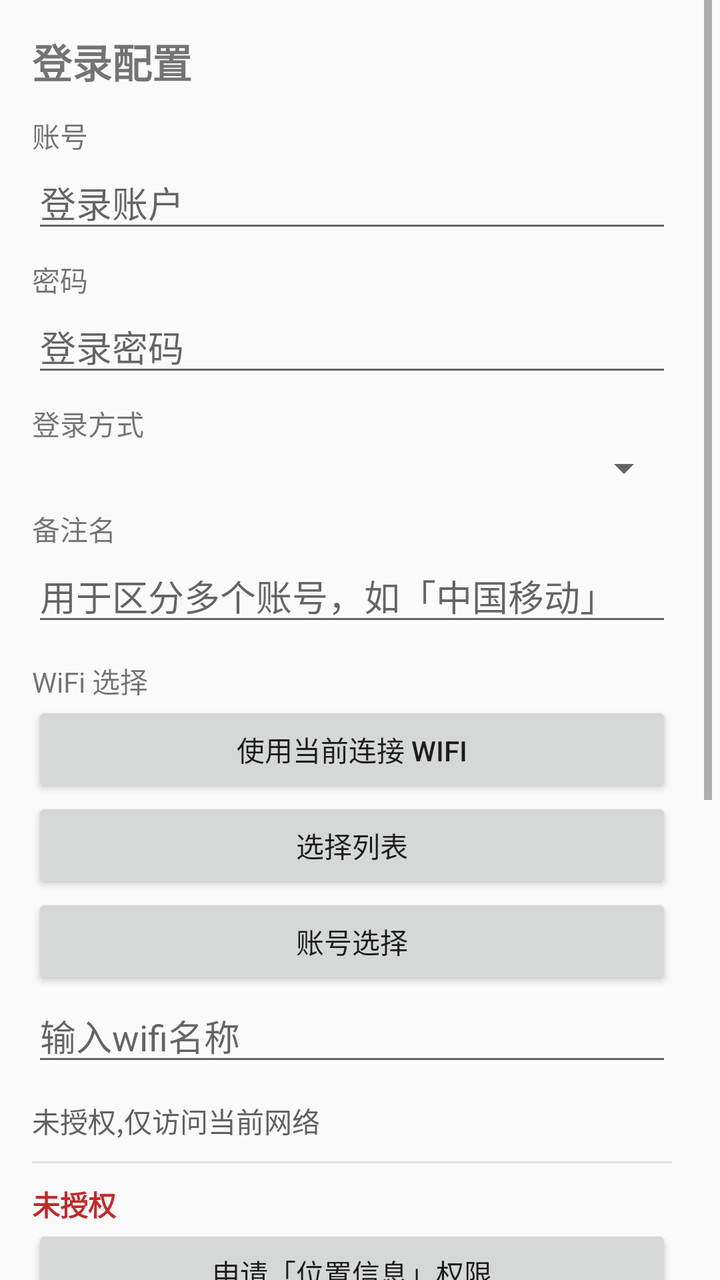
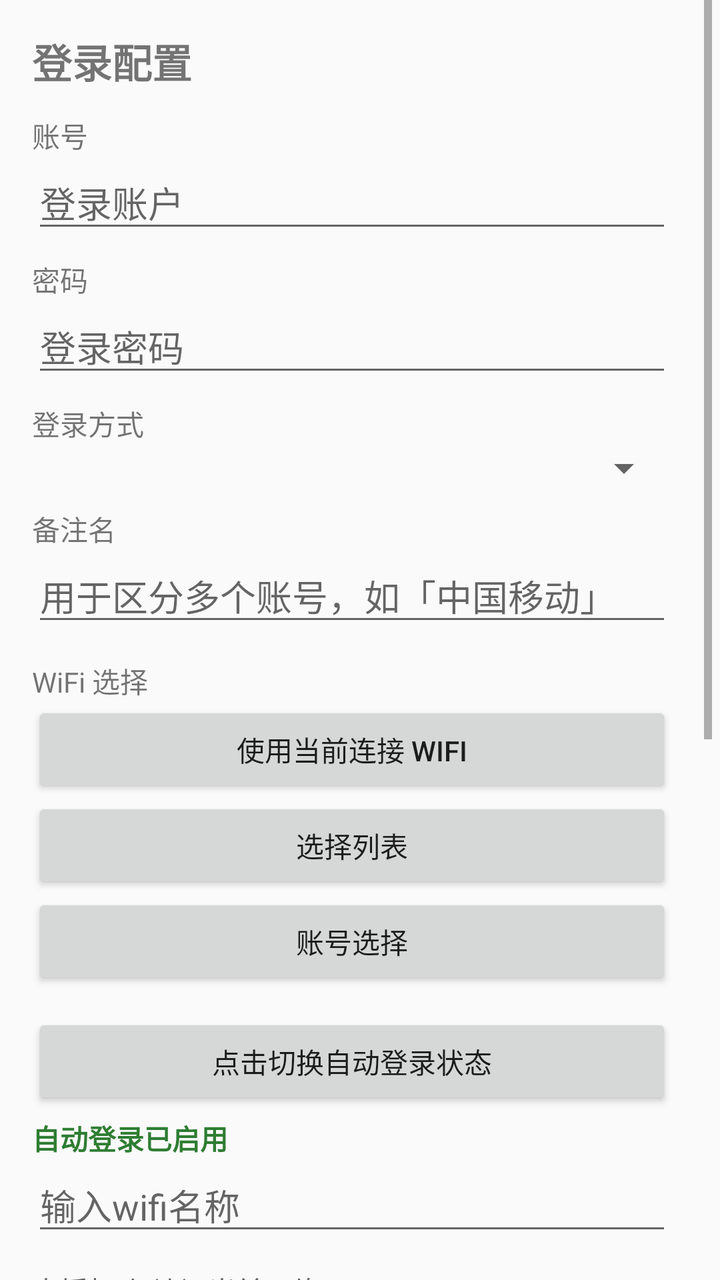

The first picture is an Android layout as it rendered before a commit; the second is the same layout after the commit. The layout source and the unified diff follow.
<!-- AndroidManifest.xml: application theme AppTheme -->
<!-- res/layout/activity_main.xml -->
<?xml version="1.0" encoding="utf-8"?>
<ScrollView xmlns:android="http://schemas.android.com/apk/res/android"
    android:id="@+id/scroll_root"
    android:layout_width="match_parent"
    android:layout_height="match_parent"
    android:clipToPadding="false"
    android:fadeScrollbars="false"
    android:fillViewport="true"
    android:focusable="true"
    android:focusableInTouchMode="true"
    android:scrollbarStyle="insideInset"
    android:scrollbars="vertical"
    android:paddingEnd="4dp"
    android:paddingRight="4dp">

    <LinearLayout
        android:layout_width="match_parent"
        android:layout_height="wrap_content"
        android:orientation="vertical"
        android:padding="16dp">

        <TextView
            android:id="@+id/text_title"
            android:layout_width="match_parent"
            android:layout_height="wrap_content"
            android:text="@string/title_config"
            android:textSize="20sp"
            android:textStyle="bold" />

        
        <TextView
            android:layout_width="match_parent"
            android:layout_height="wrap_content"
            android:layout_marginTop="12dp"
            android:text="@string/label_username" />

        <EditText
            android:id="@+id/edit_username"
            android:layout_width="match_parent"
            android:layout_height="wrap_content"
            android:hint="@string/hint_username"
            android:imeOptions="actionNext"
            android:inputType="text"
            android:maxLines="1" />

        
        <TextView
            android:layout_width="match_parent"
            android:layout_height="wrap_content"
            android:layout_marginTop="8dp"
            android:text="@string/label_password" />

        <EditText
            android:id="@+id/edit_password"
            android:layout_width="match_parent"
            android:layout_height="wrap_content"
            android:hint="@string/hint_password"
            android:imeOptions="actionNext"
            android:inputType="textPassword"
            android:maxLines="1" />

        
        <TextView
            android:layout_width="match_parent"
            android:layout_height="wrap_content"
            android:layout_marginTop="8dp"
            android:text="@string/label_carrier" />

        <Spinner
            android:id="@+id/spinner_carrier"
            android:layout_width="match_parent"
            android:layout_height="wrap_content" />

        
        <TextView
            android:layout_width="match_parent"
            android:layout_height="wrap_content"
            android:layout_marginTop="8dp"
            android:text="@string/label_label" />

        <EditText
            android:id="@+id/edit_label"
            android:layout_width="match_parent"
            android:layout_height="wrap_content"
            android:hint="@string/hint_label"
            android:imeOptions="actionNext"
            android:inputType="text"
            android:maxLines="1" />

        
        <TextView
            android:layout_width="match_parent"
            android:layout_height="wrap_content"
            android:layout_marginTop="12dp"
            android:text="@string/label_wifi" />

        <Button
            android:id="@+id/btn_use_current_wifi"
            android:layout_width="match_parent"
            android:layout_height="wrap_content"
            android:text="@string/btn_use_current_wifi" />

        
        <Button
            android:id="@+id/btn_choose_wifi"
            android:layout_width="match_parent"
            android:layout_height="wrap_content"
            android:text="@string/btn_choose_wifi" />

        
        <Button
            android:id="@+id/btn_choose_account"
            android:layout_width="match_parent"
            android:layout_height="wrap_content"
            android:text="@string/btn_choose_account" />

        <LinearLayout
            android:id="@+id/ssid_list"
            android:layout_width="match_parent"
            android:layout_height="wrap_content"
            android:orientation="vertical" />

        <EditText
            android:id="@+id/edit_new_ssid"
            android:layout_width="match_parent"
            android:layout_height="wrap_content"
            android:hint="@string/hint_new_ssid"
            android:imeOptions="actionNext"
            android:inputType="text"
            android:maxLines="1" />

        
        <TextView
            android:id="@+id/text_permission_notice"
            android:layout_width="match_parent"
            android:layout_height="wrap_content"
            android:layout_marginTop="12dp"
            android:text="@string/permission_not_shown"
            android:textColor="@color/permission_notice_text" />

        
        <View
            android:id="@+id/divider_permission"
            android:layout_width="match_parent"
            android:layout_height="1dp"
            android:layout_marginTop="10dp"
            android:layout_marginBottom="10dp"
            android:background="@color/permission_divider" />

        <TextView
            android:id="@+id/text_permission_state"
            android:layout_width="match_parent"
            android:layout_height="wrap_content"
            android:text="@string/permission_state_unknown"
            android:textColor="@color/permission_state_denied_text"
            android:textStyle="bold" />

        <Button
            android:id="@+id/btn_request_permission"
            android:layout_width="match_parent"
            android:layout_height="wrap_content"
            android:text="@string/btn_request_permission" />

        
        <Button
            android:id="@+id/btn_save"
            android:layout_width="match_parent"
            android:layout_height="wrap_content"
            android:layout_marginTop="8dp"
            android:text="@string/btn_save" />

        
        <TextView
            android:id="@+id/text_status"
            android:layout_width="match_parent"
            android:layout_height="wrap_content"
            android:layout_marginTop="8dp"
            android:text="@string/status_initial" />

        
        <Button
            android:id="@+id/btn_login_now"
            android:layout_width="match_parent"
            android:layout_height="wrap_content"
            android:text="@string/btn_login_now" />

        
        <TextView
            android:layout_width="match_parent"
            android:layout_height="wrap_content"
            android:layout_marginTop="12dp"
            android:text="@string/label_portal" />

        <EditText
            android:id="@+id/edit_portal"
            android:layout_width="match_parent"
            android:layout_height="wrap_content"
            android:hint="@string/hint_portal"
            android:imeOptions="actionDone"
            android:inputType="textUri"
            android:maxLines="1" />

        
        <TextView
            android:id="@+id/text_portal_status"
            android:layout_width="match_parent"
            android:layout_height="wrap_content"
            android:layout_marginTop="4dp"
            android:text="@string/portal_status_unsaved"
            android:textColor="@color/portal_status_unsaved_text"
            android:textStyle="bold" />

        

        <Button
            android:id="@+id/btn_save_portal"            android:layout_width="match_parent"
            android:layout_height="wrap_content"
            android:text="@string/btn_save_portal" />

        
        <Button
            android:id="@+id/btn_log"
            android:layout_width="match_parent"
            android:layout_height="wrap_content"
            android:layout_marginTop="18dp"
            android:text="@string/btn_log" />

    </LinearLayout>
</ScrollView>
<!-- resources referenced by this layout -->
<resources>
  <color name="permission_divider">#FFE0E0E0</color>
  <color name="permission_notice_text">#FF616161</color>
  <color name="permission_state_denied_text">#FFC62828</color>
  <color name="portal_status_unsaved_text">#FFC62828</color>
  <string name="btn_choose_account">账号选择</string>
  <string name="btn_choose_wifi">选择列表</string>
  <string name="btn_log">日志</string>
  <string name="btn_login_now">立即登录</string>
  <string name="btn_request_permission">申请「位置信息」权限</string>
  <string name="btn_save">保存账号与 WiFi 绑定</string>
  <string name="btn_save_portal">保存门户地址</string>
  <string name="btn_use_current_wifi">使用当前连接 wifi</string>
  <string name="hint_label">用于区分多个账号，如「中国移动」</string>
  <string name="hint_new_ssid">输入wifi名称</string>
  <string name="hint_password">登录密码</string>
  <string name="hint_portal">如 202.194.116.116</string>
  <string name="hint_username">登录账户</string>
  <string name="label_carrier">登录方式</string>
  <string name="label_label">备注名</string>
  <string name="label_password">密码</string>
  <string name="label_portal">网络门户地址</string>
  <string name="label_username">账号</string>
  <string name="label_wifi">WiFi 选择</string>
  <string name="permission_not_shown">未授权,仅访问当前网络</string>
  <string name="permission_state_unknown">未授权</string>
  <string name="portal_status_unsaved">尚未保存地址</string>
  <string name="status_initial">尚未登录</string>
  <string name="title_config">登录配置</string>
  <style name="AppTheme" parent="@android:style/Theme.Material.Light">
          <item name="android:windowNoTitle">false</item>
          
          <item name="android:windowLayoutInDisplayCutoutMode">never</item>
      </style>
</resources>

<!-- the commit's change to res/layout/activity_main.xml (unified diff, before → after) -->
@@ -114,6 +114,23 @@
             android:layout_height="wrap_content"
             android:text="@string/btn_choose_account" />
 
+        
+        <Button
+            android:id="@+id/btn_toggle_auto_login"
+            android:layout_width="match_parent"
+            android:layout_height="wrap_content"
+            android:layout_marginTop="12dp"
+            android:text="@string/btn_toggle_auto_login" />
+
+        <TextView
+            android:id="@+id/text_auto_login_status"
+            android:layout_width="match_parent"
+            android:layout_height="wrap_content"
+            android:layout_marginTop="4dp"
+            android:text="@string/auto_login_status_enabled"
+            android:textColor="@color/auto_login_status_enabled_text"
+            android:textStyle="bold" />
+
         <LinearLayout
             android:id="@+id/ssid_list"
             android:layout_width="match_parent"
<!-- resource entries referenced after the edit -->
@@ -1,9 +1,11 @@
 <!-- resources referenced by this layout -->
 <resources>
+  <color name="auto_login_status_enabled_text">#FF2E7D32</color>
   <color name="permission_divider">#FFE0E0E0</color>
   <color name="permission_notice_text">#FF616161</color>
   <color name="permission_state_denied_text">#FFC62828</color>
   <color name="portal_status_unsaved_text">#FFC62828</color>
+  <string name="auto_login_status_enabled">自动登录已启用</string>
   <string name="btn_choose_account">账号选择</string>
   <string name="btn_choose_wifi">选择列表</string>
   <string name="btn_log">日志</string>
@@ -11,6 +13,7 @@
   <string name="btn_request_permission">申请「位置信息」权限</string>
   <string name="btn_save">保存账号与 WiFi 绑定</string>
   <string name="btn_save_portal">保存门户地址</string>
+  <string name="btn_toggle_auto_login">点击切换自动登录状态</string>
   <string name="btn_use_current_wifi">使用当前连接 wifi</string>
   <string name="hint_label">用于区分多个账号，如「中国移动」</string>
   <string name="hint_new_ssid">输入wifi名称</string>
